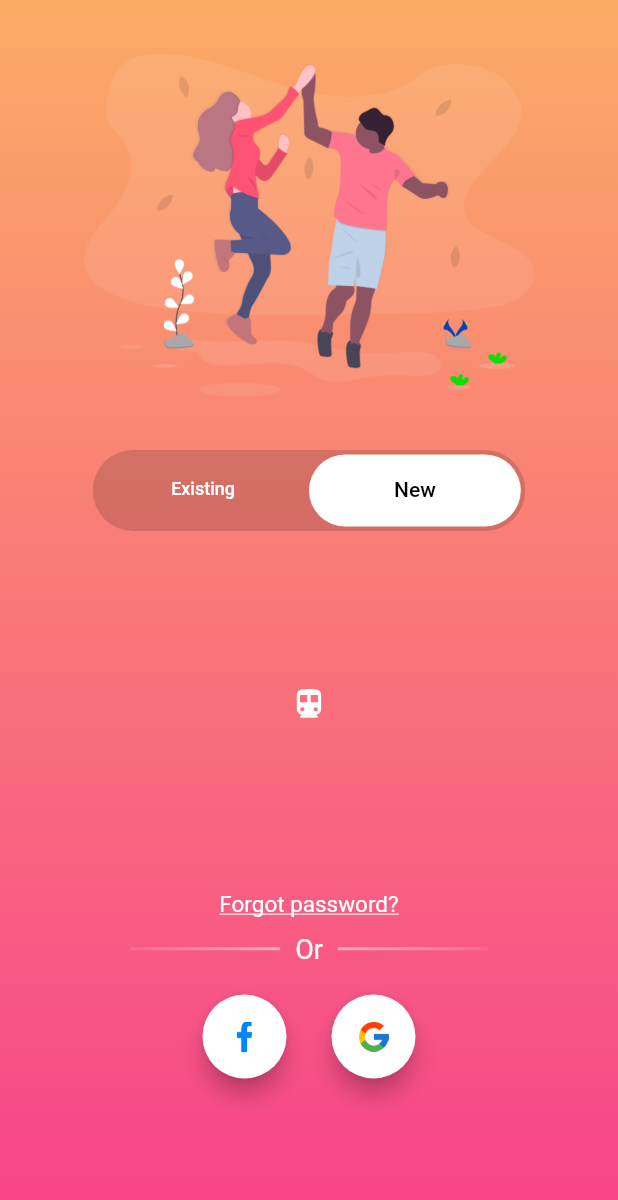
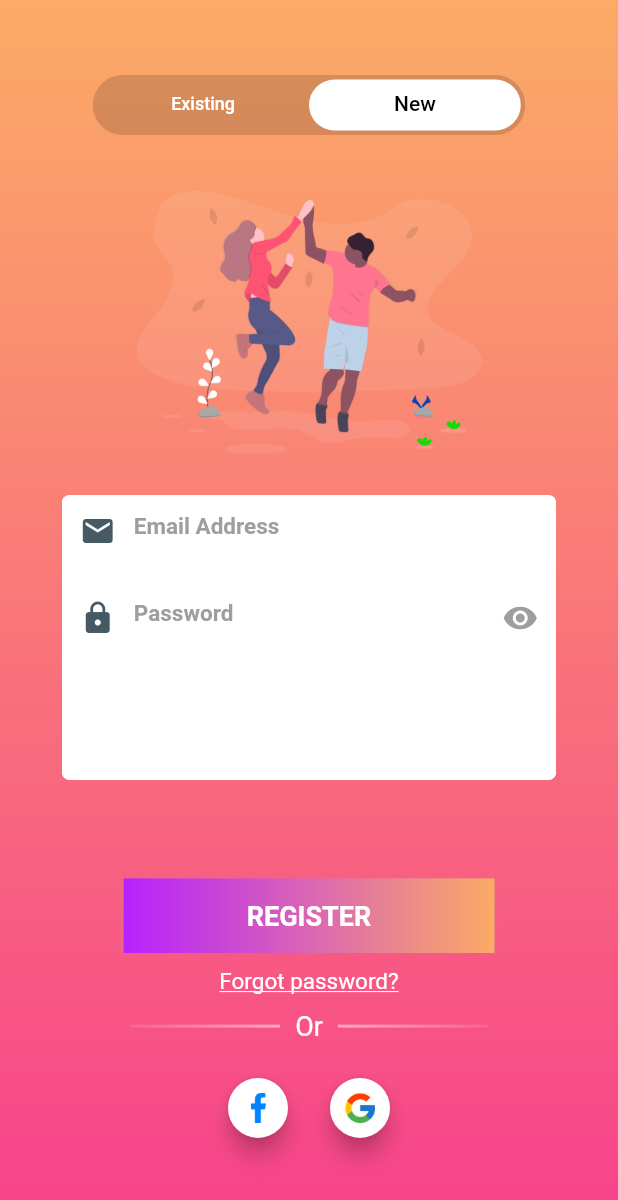
Before and after one commit to pinkeshdarji/LoginRegister, a Flutter app: the Login screen opened directly, tab 2 chosen, on a phone screen of 412 x 824 dp. Shown: the top 1200 px of the screen. Run offline on Flutter 3.47's test engine with Material 2 defaults, Android fonts, the phone set to English and light mode, and no system bars.

Commit message:
design corrected for signup

```diff
--- a/lib/main.dart
+++ b/lib/main.dart
@@ -1,6 +1,6 @@
 import 'package:flutter/material.dart';
 import 'package:flutter/services.dart';
-import 'package:login_register/ui/splash.dart';
+import 'package:login_register/ui/login/login.dart';
 import 'package:login_register/utlities/hex_color.dart';
 
 void main() => runApp(LoginRegister());
@@ -19,7 +19,7 @@ class LoginRegister extends StatelessWidget {
       title: 'Login register',
       debugShowCheckedModeBanner: false,
       theme: ThemeData(brightness: Brightness.dark),
-      home: Splash(),
+      home: Login(),
     );
   }
 }
--- a/lib/ui/login/login.dart
+++ b/lib/ui/login/login.dart
@@ -49,7 +49,10 @@ class _LoginState extends State<Login> {
                 padding: EdgeInsets.symmetric(horizontal: 24),
                 child: Column(
                   children: <Widget>[
-                    hiveImage(),
+                    //hiveImage(),
+                    SizedBox(
+                      height: 50,
+                    ),
                     _existingLoginSwitch(),
                     SizedBox(
                       height: 10,
@@ -78,8 +81,8 @@ class _LoginState extends State<Login> {
   Widget hiveImage() {
     return Image.asset(
       'assets/images/hive.png',
-      width: 300,
-      height: 300,
+      width: 230,
+      height: 230,
     );
   }
 
@@ -90,6 +93,7 @@ class _LoginState extends State<Login> {
         children: <Widget>[
           Container(
             width: screenWidth * 0.7,
+            height: 40,
             padding: EdgeInsets.all(3),
             decoration: BoxDecoration(
                 color: Colors.black.withOpacity(0.15),
@@ -112,15 +116,23 @@ class _LoginState extends State<Login> {
             ),
           ),
           Container(
-            width: screenWidth,
-            height: 230,
+            width: screenWidth * .8,
+            height: screenheight * .65,
+            margin: EdgeInsets.only(top: 10),
             child: TabBarView(
               children: [
                 Stack(
                   overflow: Overflow.visible,
                   children: <Widget>[
-                    Card(
+                    Column(
+                      children: <Widget>[
+                        hiveImage(),
+                        Container(
+                          height: 190,
+                          decoration: BoxDecoration(
+                            borderRadius: BorderRadius.all(Radius.circular(5)),
                             color: Colors.white,
+                          ),
                           child: Form(
                             key: _formKey,
                             autovalidate: _autoValidate,
@@ -132,20 +144,53 @@ class _LoginState extends State<Login> {
                                   height: 10,
                                 ),
                                 passwordFormField(),
-                            SizedBox(
-                              height: 50,
-                            ),
                               ],
                             ),
                           ),
                         ),
+                      ],
+                    ),
                     Positioned(
                         bottom: 0,
-                        left: screenWidth * 0.15,
+                        left: screenWidth * 0.1,
                         child: LoginButton(context)),
                   ],
                 ),
-                Icon(Icons.directions_transit),
+                Stack(
+                  overflow: Overflow.visible,
+                  children: <Widget>[
+                    Column(
+                      children: <Widget>[
+                        hiveImage(),
+                        Container(
+                          height: 190,
+                          decoration: BoxDecoration(
+                            borderRadius: BorderRadius.all(Radius.circular(5)),
+                            color: Colors.white,
+                          ),
+                          child: Form(
+                            key: _formKey,
+                            autovalidate: _autoValidate,
+                            child: Column(
+                              mainAxisSize: MainAxisSize.min,
+                              children: <Widget>[
+                                emailFormField(),
+                                SizedBox(
+                                  height: 10,
+                                ),
+                                passwordFormField(),
+                              ],
+                            ),
+                          ),
+                        ),
+                      ],
+                    ),
+                    Positioned(
+                        bottom: 0,
+                        left: screenWidth * 0.1,
+                        child: RegisterButton(context)),
+                  ],
+                ),
               ],
             ),
           ),
@@ -219,6 +264,7 @@ class _LoginState extends State<Login> {
         children: <Widget>[
           FloatingActionButton(
             onPressed: () {},
+            mini: true,
             heroTag: 'fab_facebook',
             backgroundColor: Colors.white,
             child: Image.asset(
@@ -228,10 +274,11 @@ class _LoginState extends State<Login> {
             ),
           ),
           SizedBox(
-            width: 30,
+            width: 20,
           ),
           FloatingActionButton(
             onPressed: () {},
+            mini: true,
             heroTag: 'fab_google',
             backgroundColor: Colors.white,
             child: Image.asset(
@@ -360,6 +407,41 @@ class _LoginState extends State<Login> {
         });
   }
 
+  Widget RegisterButton(BuildContext context) {
+    return RaisedGradientButton(
+        child: Text(
+          'Register'.toUpperCase(),
+          style: TextStyle(
+              color: Colors.white, fontWeight: FontWeight.bold, fontSize: 18),
+        ),
+        height: 80,
+        width: screenWidth * 0.6,
+        gradient: LinearGradient(
+          colors: <Color>[kPruple, kLighOrange2],
+        ),
+        onPressed: () {
+          FocusScope.of(context).requestFocus(new FocusNode());
+          final form = _formKey.currentState;
+
+          if (form.validate()) {
+            form.save();
+            print('email is $_email and password is $_password');
+            setState(() {
+              loading = true;
+            });
+            Future.delayed(Duration(seconds: 2), () {
+              setState(() {
+                loading = false;
+              });
+            });
+          } else {
+            setState(() {
+              _autoValidate = true;
+            });
+          }
+        });
+  }
+
   Widget LoadingIndicator() {
     return Positioned(
       child: Container(
```
Lines whose indentation alone changed are shown as unchanged.
